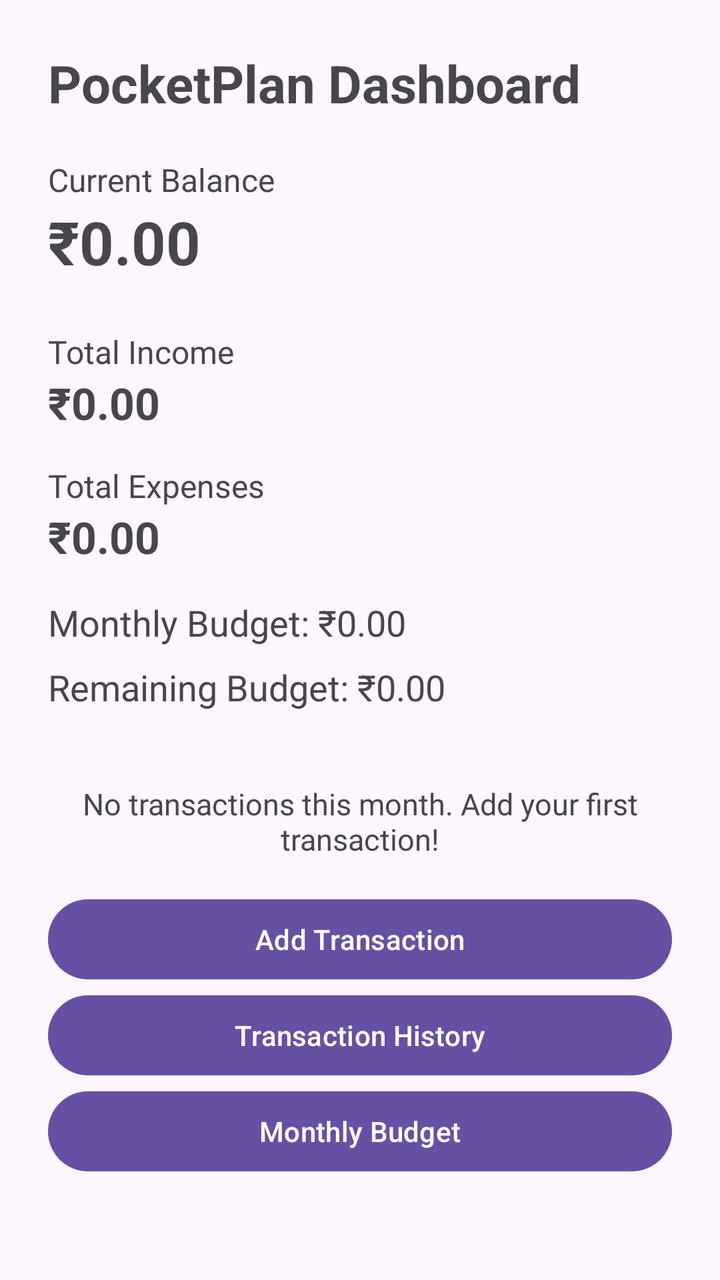
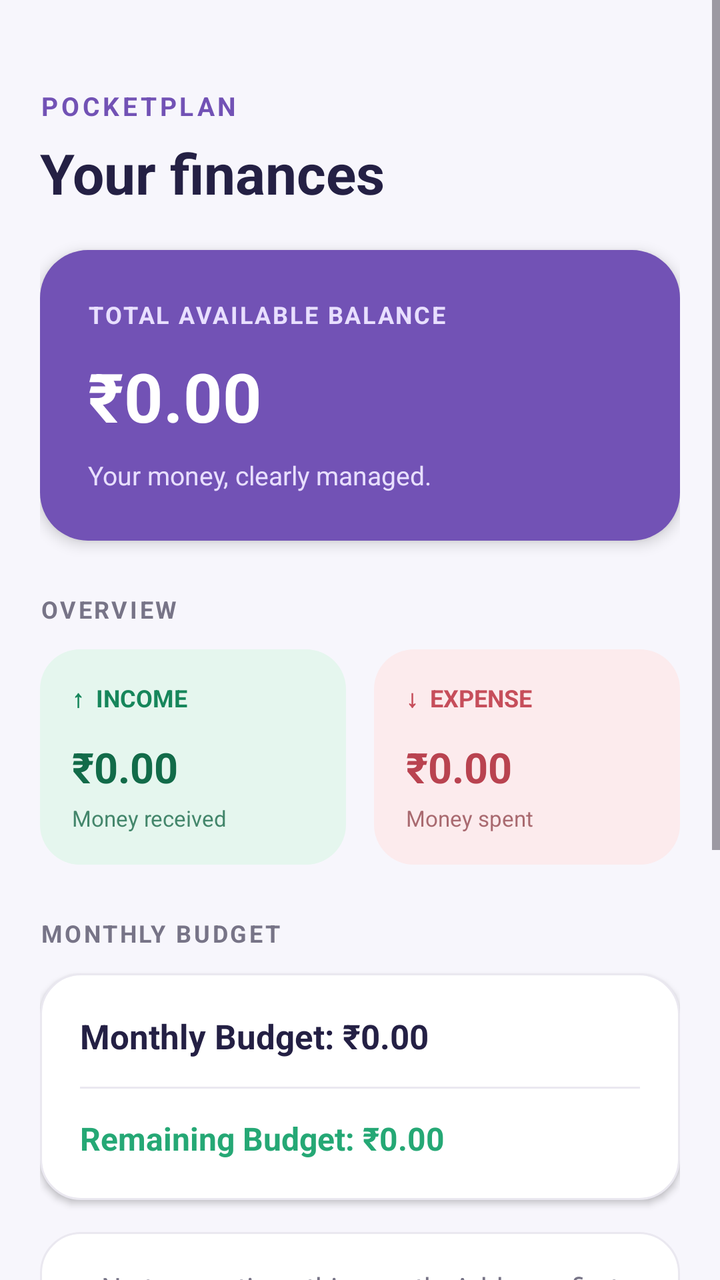

Two renders of the same Android screen: before a commit and after it. Below are the layout's source before the change and the commit's diff.
<!-- AndroidManifest.xml: application theme Theme.PocketPlan -->
<!-- res/layout/fragment_dashboard.xml -->
﻿<?xml version="1.0" encoding="utf-8"?>
<ScrollView xmlns:android="http://schemas.android.com/apk/res/android"
    android:layout_width="match_parent"
    android:layout_height="match_parent"
    android:fillViewport="true">

    <LinearLayout
        android:layout_width="match_parent"
        android:layout_height="wrap_content"
        android:orientation="vertical"
        android:padding="24dp">

        <TextView
            android:layout_width="match_parent"
            android:layout_height="wrap_content"
            android:text="PocketPlan Dashboard"
            android:textSize="26sp"
            android:textStyle="bold"
            android:paddingBottom="20dp" />

        <TextView
            android:layout_width="match_parent"
            android:layout_height="wrap_content"
            android:text="Current Balance"
            android:textSize="16sp" />

        <TextView
            android:id="@+id/tvBalance"
            android:layout_width="match_parent"
            android:layout_height="wrap_content"
            android:text="₹0.00"
            android:textSize="30sp"
            android:textStyle="bold"
            android:paddingBottom="24dp" />

        <TextView
            android:layout_width="match_parent"
            android:layout_height="wrap_content"
            android:text="Total Income"
            android:textSize="16sp" />

        <TextView
            android:id="@+id/tvTotalIncome"
            android:layout_width="match_parent"
            android:layout_height="wrap_content"
            android:text="₹0.00"
            android:textSize="22sp"
            android:textStyle="bold"
            android:paddingBottom="16dp" />

        <TextView
            android:layout_width="match_parent"
            android:layout_height="wrap_content"
            android:text="Total Expenses"
            android:textSize="16sp" />

        <TextView
            android:id="@+id/tvTotalExpense"
            android:layout_width="match_parent"
            android:layout_height="wrap_content"
            android:text="₹0.00"
            android:textSize="22sp"
            android:textStyle="bold"
            android:paddingBottom="16dp" />

        <TextView
            android:id="@+id/tvMonthlyBudget"
            android:layout_width="match_parent"
            android:layout_height="wrap_content"
            android:text="Monthly Budget: ₹0.00"
            android:textSize="18sp"
            android:paddingBottom="8dp" />

        <TextView
            android:id="@+id/tvRemainingBudget"
            android:layout_width="match_parent"
            android:layout_height="wrap_content"
            android:text="Remaining Budget: ₹0.00"
            android:textSize="18sp"
            android:paddingBottom="20dp" />

        <TextView
            android:id="@+id/tvEmptyState"
            android:layout_width="match_parent"
            android:layout_height="wrap_content"
            android:text="No transactions this month. Add your first transaction!"
            android:textSize="15sp"
            android:gravity="center"
            android:padding="16dp"
            android:visibility="visible" />

        <Button
            android:id="@+id/btnAddTransaction"
            android:layout_width="match_parent"
            android:layout_height="wrap_content"
            android:text="Add Transaction" />

        <Button
            android:id="@+id/btnTransactionHistory"
            android:layout_width="match_parent"
            android:layout_height="wrap_content"
            android:text="Transaction History" />

        <Button
            android:id="@+id/btnOpenBudget"
            android:layout_width="match_parent"
            android:layout_height="wrap_content"
            android:text="Monthly Budget" />

    </LinearLayout>
</ScrollView>
<!-- resources referenced by this layout -->
<resources>
  <style name="Theme.PocketPlan" parent="Base.Theme.PocketPlan" />
  <style name="Base.Theme.PocketPlan" parent="Theme.Material3.DayNight.NoActionBar">
          
          
      </style>
</resources>

<!-- the commit's change to res/layout/fragment_dashboard.xml (unified diff, before → after) -->
@@ -1,111 +1,283 @@
-﻿<?xml version="1.0" encoding="utf-8"?>
 <ScrollView xmlns:android="http://schemas.android.com/apk/res/android"
     android:layout_width="match_parent"
     android:layout_height="match_parent"
-    android:fillViewport="true">
+    android:background="@color/screen_background"
+    android:fillViewport="true"
+    android:clipToPadding="false">
 
     <LinearLayout
         android:layout_width="match_parent"
         android:layout_height="wrap_content"
         android:orientation="vertical"
-        android:padding="24dp">
-
-        <TextView
-            android:layout_width="match_parent"
-            android:layout_height="wrap_content"
-            android:text="PocketPlan Dashboard"
-            android:textSize="26sp"
-            android:textStyle="bold"
-            android:paddingBottom="20dp" />
-
-        <TextView
-            android:layout_width="match_parent"
-            android:layout_height="wrap_content"
-            android:text="Current Balance"
-            android:textSize="16sp" />
-
-        <TextView
-            android:id="@+id/tvBalance"
-            android:layout_width="match_parent"
-            android:layout_height="wrap_content"
-            android:text="₹0.00"
-            android:textSize="30sp"
-            android:textStyle="bold"
-            android:paddingBottom="24dp" />
-
-        <TextView
-            android:layout_width="match_parent"
-            android:layout_height="wrap_content"
-            android:text="Total Income"
-            android:textSize="16sp" />
-
-        <TextView
-            android:id="@+id/tvTotalIncome"
-            android:layout_width="match_parent"
-            android:layout_height="wrap_content"
-            android:text="₹0.00"
-            android:textSize="22sp"
-            android:textStyle="bold"
-            android:paddingBottom="16dp" />
-
-        <TextView
-            android:layout_width="match_parent"
-            android:layout_height="wrap_content"
-            android:text="Total Expenses"
-            android:textSize="16sp" />
-
-        <TextView
-            android:id="@+id/tvTotalExpense"
-            android:layout_width="match_parent"
-            android:layout_height="wrap_content"
-            android:text="₹0.00"
-            android:textSize="22sp"
-            android:textStyle="bold"
-            android:paddingBottom="16dp" />
-
-        <TextView
-            android:id="@+id/tvMonthlyBudget"
-            android:layout_width="match_parent"
-            android:layout_height="wrap_content"
-            android:text="Monthly Budget: ₹0.00"
-            android:textSize="18sp"
-            android:paddingBottom="8dp" />
-
-        <TextView
-            android:id="@+id/tvRemainingBudget"
-            android:layout_width="match_parent"
-            android:layout_height="wrap_content"
-            android:text="Remaining Budget: ₹0.00"
-            android:textSize="18sp"
-            android:paddingBottom="20dp" />
+        android:paddingStart="20dp" android:paddingTop="44dp" android:paddingEnd="20dp" android:paddingBottom="20dp">
+
+        <TextView
+            android:layout_width="wrap_content"
+            android:layout_height="wrap_content"
+            android:text="POCKETPLAN"
+            android:textColor="@color/primary"
+            android:textSize="13sp"
+            android:textStyle="bold"
+            android:letterSpacing="0.12"
+            android:layout_marginBottom="6dp"/>
+
+        <TextView
+            android:layout_width="match_parent"
+            android:layout_height="wrap_content"
+            android:text="Your finances"
+            android:textColor="@color/text_primary"
+            android:textSize="28sp"
+            android:textStyle="bold"
+            android:fontFamily="sans"
+            android:layout_marginBottom="20dp"/>
+
+        <LinearLayout
+            android:layout_width="match_parent"
+            android:layout_height="wrap_content"
+            android:orientation="vertical"
+            android:background="@drawable/bg_pp_dashboard_hero"
+            android:padding="24dp"
+            android:elevation="4dp">
+
+            <TextView
+                android:layout_width="wrap_content"
+                android:layout_height="wrap_content"
+                android:text="TOTAL AVAILABLE BALANCE"
+                android:textColor="#E8DFFF"
+                android:textSize="12sp"
+                android:textStyle="bold"
+                android:letterSpacing="0.08"/>
+
+            <TextView
+                android:id="@+id/tvBalance"
+                android:layout_width="match_parent"
+                android:layout_height="wrap_content"
+                android:text="₹0.00"
+                android:textColor="#FFFFFF"
+                android:textSize="34sp"
+                android:textStyle="bold"
+                android:fontFamily="sans"
+                android:layout_marginTop="10dp"
+                android:layout_marginBottom="8dp"/>
+
+            <TextView
+                android:layout_width="wrap_content"
+                android:layout_height="wrap_content"
+                android:text="Your money, clearly managed."
+                android:textColor="#E8DFFF"
+                android:textSize="13sp"/>
+
+        </LinearLayout>
+
+        <TextView
+            android:layout_width="match_parent"
+            android:layout_height="wrap_content"
+            android:text="OVERVIEW"
+            android:textColor="@color/text_secondary"
+            android:textSize="12sp"
+            android:textStyle="bold"
+            android:letterSpacing="0.1"
+            android:layout_marginTop="26dp"
+            android:layout_marginBottom="12dp"/>
+
+        <LinearLayout
+            android:layout_width="match_parent"
+            android:layout_height="wrap_content"
+            android:orientation="horizontal">
+
+            <LinearLayout
+                android:layout_width="0dp"
+                android:layout_height="wrap_content"
+                android:layout_weight="1"
+                android:layout_marginEnd="7dp"
+                android:orientation="vertical"
+                android:background="@drawable/bg_pp_dashboard_income"
+                android:padding="16dp">
+
+                <TextView
+                    android:layout_width="wrap_content"
+                    android:layout_height="wrap_content"
+                    android:text="↑  INCOME"
+                    android:textColor="#16865B"
+                    android:textSize="12sp"
+                    android:textStyle="bold"/>
+
+                <TextView
+                    android:id="@+id/tvTotalIncome"
+                    android:layout_width="match_parent"
+                    android:layout_height="wrap_content"
+                    android:text="₹0.00"
+                    android:textColor="#126B49"
+                    android:textSize="21sp"
+                    android:textStyle="bold"
+                    android:layout_marginTop="12dp"
+                    android:maxLines="1"
+                    android:autoSizeTextType="uniform"
+                    android:autoSizeMinTextSize="14sp"
+                    android:autoSizeMaxTextSize="21sp"/>
+
+                <TextView
+                    android:layout_width="wrap_content"
+                    android:layout_height="wrap_content"
+                    android:text="Money received"
+                    android:textColor="#43866B"
+                    android:textSize="11sp"
+                    android:layout_marginTop="4dp"/>
+
+            </LinearLayout>
+
+            <LinearLayout
+                android:layout_width="0dp"
+                android:layout_height="wrap_content"
+                android:layout_weight="1"
+                android:layout_marginStart="7dp"
+                android:orientation="vertical"
+                android:background="@drawable/bg_pp_dashboard_expense"
+                android:padding="16dp">
+
+                <TextView
+                    android:layout_width="wrap_content"
+                    android:layout_height="wrap_content"
+                    android:text="↓  EXPENSE"
+                    android:textColor="#C64E5B"
+                    android:textSize="12sp"
+                    android:textStyle="bold"/>
+
+                <TextView
+                    android:id="@+id/tvTotalExpense"
+                    android:layout_width="match_parent"
+                    android:layout_height="wrap_content"
+                    android:text="₹0.00"
+                    android:textColor="#B94350"
+                    android:textSize="21sp"
+                    android:textStyle="bold"
+                    android:layout_marginTop="12dp"
+                    android:maxLines="1"
+                    android:autoSizeTextType="uniform"
+                    android:autoSizeMinTextSize="14sp"
+                    android:autoSizeMaxTextSize="21sp"/>
+
+                <TextView
+                    android:layout_width="wrap_content"
+                    android:layout_height="wrap_content"
+                    android:text="Money spent"
+                    android:textColor="#A96A70"
+                    android:textSize="11sp"
+                    android:layout_marginTop="4dp"/>
+
+            </LinearLayout>
+
+        </LinearLayout>
+
+        <TextView
+            android:layout_width="match_parent"
+            android:layout_height="wrap_content"
+            android:text="MONTHLY BUDGET"
+            android:textColor="@color/text_secondary"
+            android:textSize="12sp"
+            android:textStyle="bold"
+            android:letterSpacing="0.1"
+            android:layout_marginTop="26dp"
+            android:layout_marginBottom="12dp"/>
+
+        <LinearLayout
+            android:layout_width="match_parent"
+            android:layout_height="wrap_content"
+            android:orientation="vertical"
+            android:background="@drawable/bg_pp_dashboard_card"
+            android:padding="20dp"
+            android:elevation="2dp">
+
+            <TextView
+                android:id="@+id/tvMonthlyBudget"
+                android:layout_width="match_parent"
+                android:layout_height="wrap_content"
+                android:text="Monthly Budget: ₹0.00"
+                android:textColor="@color/text_primary"
+                android:textSize="17sp"
+                android:textStyle="bold"/>
+
+            <View
+                android:layout_width="match_parent"
+                android:layout_height="1dp"
+                android:background="@color/divider"
+                android:layout_marginTop="14dp"
+                android:layout_marginBottom="14dp"/>
+
+            <TextView
+                android:id="@+id/tvRemainingBudget"
+                android:layout_width="match_parent"
+                android:layout_height="wrap_content"
+                android:text="Remaining Budget: ₹0.00"
+                android:textColor="@color/income"
+                android:textSize="16sp"
+                android:textStyle="bold"/>
+
+        </LinearLayout>
 
         <TextView
             android:id="@+id/tvEmptyState"
             android:layout_width="match_parent"
             android:layout_height="wrap_content"
             android:text="No transactions this month. Add your first transaction!"
-            android:textSize="15sp"
+            android:textColor="@color/text_secondary"
+            android:textSize="14sp"
             android:gravity="center"
-            android:padding="16dp"
-            android:visibility="visible" />
+            android:background="@drawable/bg_pp_dashboard_card"
+            android:padding="18dp"
+            android:layout_marginTop="16dp"
+            android:visibility="visible"/>
+
+        <TextView
+            android:layout_width="match_parent"
+            android:layout_height="wrap_content"
+            android:text="QUICK ACTIONS"
+            android:textColor="@color/text_secondary"
+            android:textSize="12sp"
+            android:textStyle="bold"
+            android:letterSpacing="0.1"
+            android:layout_marginTop="26dp"
+            android:layout_marginBottom="12dp"/>
 
         <Button
             android:id="@+id/btnAddTransaction"
             android:layout_width="match_parent"
-            android:layout_height="wrap_content"
-            android:text="Add Transaction" />
+            android:layout_height="54dp"
+            android:text="＋  Add Transaction"
+            android:textAllCaps="false"
+            android:textStyle="bold"
+            android:textSize="15sp"
+            android:textColor="@color/white"
+            android:background="@drawable/bg_pp_dashboard_button"
+            android:stateListAnimator="@null"
+            android:elevation="2dp"/>
 
         <Button
             android:id="@+id/btnTransactionHistory"
             android:layout_width="match_parent"
-            android:layout_height="wrap_content"
-            android:text="Transaction History" />
+            android:layout_height="54dp"
+            android:layout_marginTop="10dp"
+            android:text="Transaction History"
+            android:textAllCaps="false"
+            android:textStyle="bold"
+            android:textSize="15sp"
+            android:textColor="@color/primary"
+            android:backgroundTint="@color/primary_light"
+            android:stateListAnimator="@null"/>
 
         <Button
             android:id="@+id/btnOpenBudget"
             android:layout_width="match_parent"
-            android:layout_height="wrap_content"
-            android:text="Monthly Budget" />
+            android:layout_height="54dp"
+            android:layout_marginTop="10dp"
+            android:layout_marginBottom="20dp"
+            android:text="Manage Monthly Budget"
+            android:textAllCaps="false"
+            android:textStyle="bold"
+            android:textSize="15sp"
+            android:textColor="@color/primary"
+            android:backgroundTint="@color/primary_light"
+            android:stateListAnimator="@null"/>
 
     </LinearLayout>
 </ScrollView>
<!-- resource entries referenced after the edit -->
@@ -1,9 +1,53 @@
 <!-- resources referenced by this layout -->
 <resources>
+  <color name="divider">#EAE8F0</color>
+  <color name="income">#25A875</color>
+  <color name="primary">#7252B5</color>
+  <color name="primary_light">#EDE7F8</color>
+  <color name="screen_background">#F7F6FC</color>
+  <color name="text_primary">#242044</color>
+  <color name="text_secondary">#777487</color>
+  <color name="white">#FFFFFFFF</color>
+  <!-- drawable bg_pp_dashboard_button (drawable) -->
+  ﻿<shape xmlns:android="http://schemas.android.com/apk/res/android">
+      <solid android:color="#7252B5"/>
+      <corners android:radius="16dp"/>
+  </shape>
+  <!-- drawable bg_pp_dashboard_card (drawable) -->
+  ﻿<shape xmlns:android="http://schemas.android.com/apk/res/android">
+      <solid android:color="#FFFFFF"/>
+      <corners android:radius="20dp"/>
+      <stroke android:width="1dp" android:color="#EAE8F0"/>
+  </shape>
+  <!-- drawable bg_pp_dashboard_expense (drawable) -->
+  ﻿<shape xmlns:android="http://schemas.android.com/apk/res/android">
+      <solid android:color="#FCEBED"/>
+      <corners android:radius="20dp"/>
+  </shape>
+  <!-- drawable bg_pp_dashboard_hero (drawable) -->
+  ﻿<shape xmlns:android="http://schemas.android.com/apk/res/android">
+      <solid android:color="#7252B5"/>
+      <corners android:radius="24dp"/>
+  </shape>
+  <!-- drawable bg_pp_dashboard_income (drawable) -->
+  ﻿<shape xmlns:android="http://schemas.android.com/apk/res/android">
+      <solid android:color="#E5F6EE"/>
+      <corners android:radius="20dp"/>
+  </shape>
   <style name="Theme.PocketPlan" parent="Base.Theme.PocketPlan" />
-  <style name="Base.Theme.PocketPlan" parent="Theme.Material3.DayNight.NoActionBar">
-          
-          
+  <style name="Base.Theme.PocketPlan" parent="Theme.Material3.Light.NoActionBar">
+          <item name="colorPrimary">@color/primary</item>
+          <item name="colorOnPrimary">@color/white</item>
+          <item name="colorSecondary">@color/primary</item>
+          <item name="colorOnSecondary">@color/white</item>
+          <item name="colorTertiary">@color/income</item>
+          <item name="colorError">@color/expense</item>
+          <item name="android:colorAccent">@color/primary</item>
+          <item name="android:windowBackground">@color/screen_background</item>
+          <item name="android:statusBarColor">@color/screen_background</item>
+          <item name="android:navigationBarColor">@color/screen_background</item>
+          <item name="android:windowLightStatusBar">true</item>
       </style>
+  <color name="expense">#E66C76</color>
 </resources>
 
